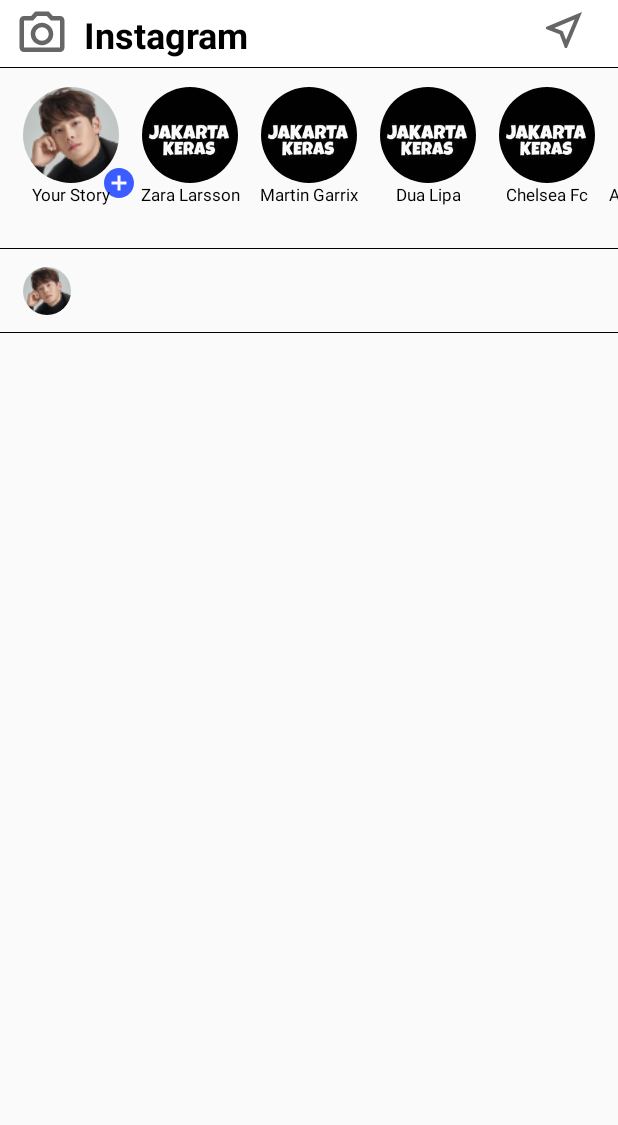
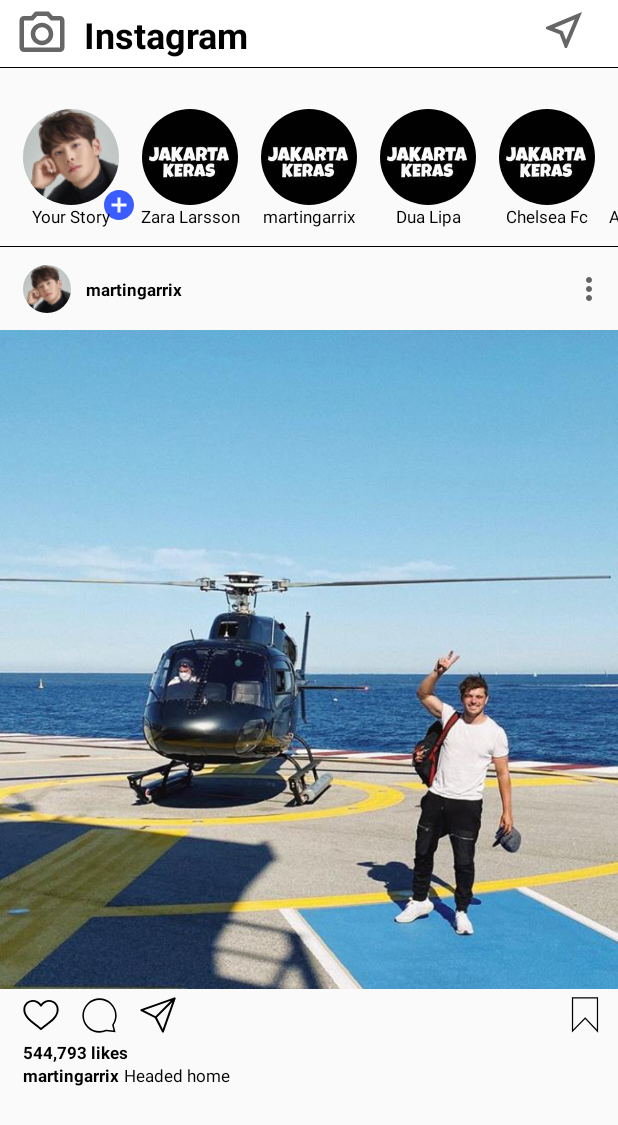
Before and after one commit to hanifyogatama/InstagramHomeLayout, an Android app: the screen it shows after launch (MainActivity), on a phone screen of 412 x 824 dp. Shown: the top 1125 px of the screen. Run offline under Robolectric (Android 15) with nearby library versions, the phone set to English and light mode, and no system bars; Roboto replaces fonts that are not available here.

Commit message:
add feed

```diff
--- /dev/null
+++ b/app/src/main/res/drawable/ic_baseline_more_vert_24.xml
@@ -0,0 +1,10 @@
+<vector xmlns:android="http://schemas.android.com/apk/res/android"
+    android:width="24dp"
+    android:height="24dp"
+    android:viewportWidth="24"
+    android:viewportHeight="24"
+    android:tint="?attr/colorControlNormal">
+  <path
+      android:fillColor="@android:color/white"
+      android:pathData="M12,8c1.1,0 2,-0.9 2,-2s-0.9,-2 -2,-2 -2,0.9 -2,2 0.9,2 2,2zM12,10c-1.1,0 -2,0.9 -2,2s0.9,2 2,2 2,-0.9 2,-2 -0.9,-2 -2,-2zM12,16c-1.1,0 -2,0.9 -2,2s0.9,2 2,2 2,-0.9 2,-2 -0.9,-2 -2,-2z"/>
+</vector>
--- /dev/null
+++ b/app/src/main/res/drawable/ic_ig_comment.xml
@@ -0,0 +1,4 @@
+<vector android:height="23dp" android:viewportHeight="1000"
+    android:viewportWidth="1000" android:width="23dp" xmlns:android="http://schemas.android.com/apk/res/android">
+    <path android:fillColor="#FF000000" android:pathData="M500.1,53.7c119.2,0 231.3,46.4 315.6,130.7c150.8,150.8 173.6,388.5 54.4,565c-6.9,10.3 -9.2,23 -6.2,35l36.3,146.5l-200,-24.7c-1.8,-0.2 -3.6,-0.3 -5.4,-0.3c-5.9,0 -11.9,1.2 -17.4,3.6c-56.4,24.4 -116.3,36.8 -178.1,36.8c-119.1,0 -231,-46.3 -315.1,-130.4c-174,-174.1 -174,-457.3 0,-631.4C268.8,100.2 380.8,53.7 500.1,53.7M500.1,10.1c-125.4,0 -250.9,47.8 -346.5,143.5c-191.4,191.4 -191.4,501.7 0,693.1c95.6,95.5 220.8,143.2 346,143.2c66.6,0 133.2,-13.5 195.4,-40.4l263,32.5l-51.6,-208.1c128.7,-190.6 108.9,-451.6 -59.7,-620.3C751,57.9 625.5,10.1 500.1,10.1L500.1,10.1z"/>
+</vector>
--- /dev/null
+++ b/app/src/main/res/drawable/ic_love.xml
@@ -0,0 +1,4 @@
+<vector android:height="24dp" android:viewportHeight="1000"
+    android:viewportWidth="1000" android:width="24dp" xmlns:android="http://schemas.android.com/apk/res/android">
+    <path android:fillColor="#FF000000" android:pathData="M726.9,81.5c-86.4,0 -166.7,40.3 -226.9,113.6C439.8,121.9 359.6,81.7 273.4,81.7C145.7,81.7 10,177.5 10,355.3c0,182.8 162.1,310.4 280.5,403.6c44.8,35.4 77.7,60.4 104.5,80.8c42.3,32.2 63.5,48.4 86.4,71.1c5,5 11.6,7.7 18.7,7.7c7,0 13.7,-2.7 18.7,-7.7c30.2,-30.1 57.7,-50.9 131.3,-106.7l59.2,-44.9C807.3,684.5 990,545.7 990,353.5C990,176.8 854.5,81.5 726.9,81.5zM273.4,134.6c79.1,0 153.7,43.6 204.6,119.7c9.4,14.1 34.6,14.1 44,0c51,-76.1 125.6,-119.8 205,-119.8c101.9,0 210.2,76.8 210.2,219c0,153.1 -134.2,268 -260,363.6L618,761.9c-61.5,46.6 -91.4,69.3 -118.1,93.6c-19.5,-17.4 -41.2,-33.9 -72.9,-58c-25.6,-19.5 -58.6,-44.6 -104,-80.5C213.2,630.7 62.9,512.4 62.9,355.3C62.9,211.9 171.4,134.6 273.4,134.6z"/>
+</vector>
--- /dev/null
+++ b/app/src/main/res/drawable/ic_mark.xml
@@ -0,0 +1,4 @@
+<vector android:height="24dp" android:viewportHeight="1000"
+    android:viewportWidth="1000" android:width="24dp" xmlns:android="http://schemas.android.com/apk/res/android">
+    <path android:fillColor="#FF000000" android:pathData="M136.4,10v979.1l368.9,-376.8L863.6,990V10H136.4zM505.7,563.5L170.2,906.2V43.8h659.5v861.5L505.7,563.5z"/>
+</vector>
--- /dev/null
+++ b/app/src/main/res/drawable/ic_send.xml
@@ -0,0 +1,6 @@
+<vector android:height="24dp" android:viewportHeight="1000"
+    android:viewportWidth="1000" android:width="24dp" xmlns:android="http://schemas.android.com/apk/res/android">
+    <path android:fillColor="#FF000000" android:pathData="M790.8,646.4l0,-0.2l0.3,-0.5l0.1,0.4L790.8,646.4z"/>
+    <path android:fillColor="#FF000000" android:pathData="M760.6,631.2l0,-0.2l0.3,-0.5l0.1,0.3L760.6,631.2z"/>
+    <path android:fillColor="#FF000000" android:pathData="M661.9,971.9L988.5,46.5c0.3,-0.8 0.4,-1.6 0.6,-2.4c0,0 0,-0.1 0,-0.1c0.4,-1.7 0.7,-3.4 0.8,-5.1c0,-0.1 0,-0.2 0,-0.3c0.1,-1.7 0,-3.3 -0.2,-4.9c0,-0.2 -0.1,-0.5 -0.1,-0.7c-0.2,-1.5 -0.6,-3 -1.1,-4.5c-0.1,-0.2 -0.1,-0.4 -0.1,-0.5c-0.1,-0.2 -0.2,-0.4 -0.3,-0.6c-0.5,-1.3 -1.1,-2.5 -1.7,-3.6c-0.3,-0.5 -0.6,-1.1 -1,-1.6c-0.6,-0.9 -1.2,-1.7 -1.9,-2.5c-0.5,-0.6 -1.1,-1.3 -1.7,-1.9c-0.6,-0.6 -1.2,-1.1 -1.9,-1.7c-0.8,-0.7 -1.7,-1.3 -2.5,-1.9c-0.5,-0.3 -1.1,-0.7 -1.6,-1c-1.2,-0.7 -2.4,-1.2 -3.6,-1.7c-0.2,-0.1 -0.4,-0.2 -0.6,-0.3c-0.2,-0.1 -0.4,-0.1 -0.5,-0.1c-1.5,-0.5 -3,-0.9 -4.5,-1.1c-0.2,0 -0.5,-0.1 -0.7,-0.1c-1.6,-0.2 -3.3,-0.3 -4.9,-0.2c-0.1,0 -0.2,0 -0.3,0c-1.7,0.1 -3.4,0.4 -5.1,0.8c-0.1,0 -0.1,0 -0.2,0c-0.8,0.2 -1.6,0.3 -2.3,0.6L28.4,339.5c-14.4,5.1 -21.9,20.9 -16.8,35.3c2.4,6.8 7.3,12 13.3,15.2l-0.1,0.1l375.8,188.6l22.8,22.7l188,374.2l0.1,0c3.1,5.9 8.3,10.8 15.2,13.2C641.1,993.8 656.9,986.3 661.9,971.9zM430.1,531.6L107.9,369.9l749,-265.9L430.1,531.6zM895.8,143.3l-264.3,749l-161.8,-322L895.8,143.3z"/>
+</vector>
--- a/app/src/main/res/layout/activity_main.xml
+++ b/app/src/main/res/layout/activity_main.xml
@@ -59,16 +59,29 @@
         android:layout_width="wrap_content"
         android:layout_height="wrap_content"
         android:orientation="horizontal"
-        app:layout_constraintGuide_percent="0.20109439" />
+        app:layout_constraintGuide_percent="0.20" />
+
+    <androidx.constraintlayout.widget.Guideline
+        android:id="@+id/gHor3"
+        android:layout_width="wrap_content"
+        android:layout_height="wrap_content"
+        android:orientation="horizontal"
+        app:layout_constraintGuide_percent="0.80" />
 
 
 <!--End Guideline-->
 
 
 <!--Scroll horizontal-->
+    <!-- End Scroll Horizontal -->
+
+<!--Line-->
     <HorizontalScrollView
         android:layout_width="match_parent"
-        android:layout_height="match_parent">
+        android:layout_height="match_parent"
+        android:layout_marginTop="16dp"
+        app:layout_constraintTop_toTopOf="parent"
+        tools:layout_editor_absoluteX="39dp">
 
         <!--Story IG-->
         <androidx.constraintlayout.widget.ConstraintLayout
@@ -94,8 +107,8 @@
                 android:layout_width="64dp"
                 android:layout_height="64dp"
                 android:layout_marginStart="15dp"
+                android:scaleType="centerCrop"
                 android:src="@drawable/oppa"
-                android:scaleType="centerCrop"
                 app:layout_constraintEnd_toStartOf="@id/ivStory2"
                 app:layout_constraintStart_toStartOf="parent"
                 app:layout_constraintTop_toTopOf="@id/gHor2" />
@@ -106,10 +119,8 @@
                 android:src="@drawable/ic_baseline_add_circle_24"
                 app:layout_constraintBottom_toBottomOf="@id/ivStory1"
                 app:layout_constraintEnd_toEndOf="@id/ivStory1"
-                app:layout_constraintTop_toBottomOf="@id/ivStory1"
                 app:layout_constraintStart_toEndOf="@id/ivStory1"
-
-                />
+                app:layout_constraintTop_toBottomOf="@id/ivStory1" />
 
             <TextView
                 android:layout_width="wrap_content"
@@ -117,19 +128,19 @@
                 android:text="Your Story"
                 android:textColor="#000"
                 android:textSize="11sp"
-                app:layout_constraintTop_toBottomOf="@id/ivStory1"
                 app:layout_constraintEnd_toEndOf="@id/ivStory1"
-                app:layout_constraintStart_toStartOf="@id/ivStory1" />
+                app:layout_constraintStart_toStartOf="@id/ivStory1"
+                app:layout_constraintTop_toBottomOf="@id/ivStory1" />
 
             <ImageView
                 android:id="@+id/ivStory2"
-                android:layout_marginStart="15dp"
                 android:layout_width="64dp"
                 android:layout_height="64dp"
+                android:layout_marginStart="15dp"
                 android:src="@drawable/jakarta"
                 app:layout_constraintBottom_toBottomOf="@id/ivStory1"
+                app:layout_constraintEnd_toStartOf="@id/ivStory3"
                 app:layout_constraintStart_toEndOf="@id/ivStory1"
-                app:layout_constraintEnd_toStartOf="@id/ivStory3"
                 app:layout_constraintTop_toTopOf="@id/ivStory1" />
 
             <TextView
@@ -138,16 +149,16 @@
                 android:text="Zara Larsson"
                 android:textColor="#000"
                 android:textSize="11sp"
-                app:layout_constraintTop_toBottomOf="@id/ivStory2"
                 app:layout_constraintEnd_toEndOf="@id/ivStory2"
-                app:layout_constraintStart_toStartOf="@id/ivStory2" />
+                app:layout_constraintStart_toStartOf="@id/ivStory2"
+                app:layout_constraintTop_toBottomOf="@id/ivStory2" />
 
             <ImageView
                 android:id="@+id/ivStory3"
                 android:layout_width="64dp"
                 android:layout_height="64dp"
                 android:layout_marginStart="15dp"
-                android:src="@drawable/jakarta"
+                android:src="@drawable/martin_garrix"
                 app:layout_constraintBottom_toBottomOf="@id/ivStory2"
                 app:layout_constraintEnd_toStartOf="@id/ivStory4"
                 app:layout_constraintStart_toEndOf="@id/ivStory2"
@@ -157,12 +168,12 @@
             <TextView
                 android:layout_width="wrap_content"
                 android:layout_height="wrap_content"
-                android:text="Martin Garrix"
+                android:text="martingarrix"
                 android:textColor="#000"
                 android:textSize="11sp"
-                app:layout_constraintTop_toBottomOf="@id/ivStory3"
                 app:layout_constraintEnd_toEndOf="@id/ivStory3"
-                app:layout_constraintStart_toStartOf="@id/ivStory3" />
+                app:layout_constraintStart_toStartOf="@id/ivStory3"
+                app:layout_constraintTop_toBottomOf="@id/ivStory3" />
 
             <ImageView
                 android:id="@+id/ivStory4"
@@ -181,21 +192,21 @@
                 android:text="Dua Lipa"
                 android:textColor="#000"
                 android:textSize="11sp"
-                app:layout_constraintTop_toBottomOf="@id/ivStory4"
                 app:layout_constraintEnd_toEndOf="@id/ivStory4"
-                app:layout_constraintStart_toStartOf="@id/ivStory4" />
+                app:layout_constraintStart_toStartOf="@id/ivStory4"
+                app:layout_constraintTop_toBottomOf="@id/ivStory4" />
 
 
             <ImageView
                 android:id="@+id/ivStory5"
-                android:layout_marginStart="15dp"
                 android:layout_width="64dp"
                 android:layout_height="64dp"
+                android:layout_marginStart="15dp"
                 android:src="@drawable/jakarta"
                 app:layout_constraintBottom_toBottomOf="@id/ivStory4"
+                app:layout_constraintEnd_toEndOf="@id/ivStory6"
                 app:layout_constraintStart_toEndOf="@id/ivStory4"
-                app:layout_constraintTop_toTopOf="@id/ivStory4"
-                app:layout_constraintEnd_toEndOf="@id/ivStory6"/>
+                app:layout_constraintTop_toTopOf="@id/ivStory4" />
 
 
             <TextView
@@ -204,9 +215,9 @@
                 android:text="Chelsea Fc"
                 android:textColor="#000"
                 android:textSize="11sp"
-                app:layout_constraintTop_toBottomOf="@id/ivStory5"
                 app:layout_constraintEnd_toEndOf="@id/ivStory5"
-                app:layout_constraintStart_toStartOf="@id/ivStory5" />
+                app:layout_constraintStart_toStartOf="@id/ivStory5"
+                app:layout_constraintTop_toBottomOf="@id/ivStory5" />
 
             <ImageView
                 android:id="@+id/ivStory6"
@@ -216,7 +227,7 @@
                 android:src="@drawable/jakarta"
                 app:layout_constraintBottom_toBottomOf="@id/ivStory5"
                 app:layout_constraintStart_toEndOf="@id/ivStory5"
-            app:layout_constraintTop_toTopOf="@id/ivStory5"/>
+                app:layout_constraintTop_toTopOf="@id/ivStory5" />
 
             <TextView
                 android:layout_width="wrap_content"
@@ -224,9 +235,9 @@
                 android:text="Agent of Shield"
                 android:textColor="#000"
                 android:textSize="11sp"
-                app:layout_constraintTop_toBottomOf="@id/ivStory6"
                 app:layout_constraintEnd_toEndOf="@id/ivStory6"
-                app:layout_constraintStart_toStartOf="@id/ivStory6" />
+                app:layout_constraintStart_toStartOf="@id/ivStory6"
+                app:layout_constraintTop_toBottomOf="@id/ivStory6" />
 
             <ImageView
                 android:id="@+id/ivStory7"
@@ -236,7 +247,7 @@
                 android:src="@drawable/jakarta"
                 app:layout_constraintBottom_toBottomOf="@id/ivStory6"
                 app:layout_constraintStart_toEndOf="@id/ivStory6"
-                app:layout_constraintTop_toTopOf="@id/ivStory6"/>
+                app:layout_constraintTop_toTopOf="@id/ivStory6" />
 
             <TextView
                 android:layout_width="wrap_content"
@@ -244,13 +255,13 @@
                 android:text="Zedd"
                 android:textColor="#000"
                 android:textSize="11sp"
-                app:layout_constraintTop_toBottomOf="@id/ivStory7"
                 app:layout_constraintEnd_toEndOf="@id/ivStory7"
-                app:layout_constraintStart_toStartOf="@id/ivStory7" />
+                app:layout_constraintStart_toStartOf="@id/ivStory7"
+                app:layout_constraintTop_toBottomOf="@id/ivStory7" />
 
         </androidx.constraintlayout.widget.ConstraintLayout>
     </HorizontalScrollView>
-    <!-- End Scroll Horizontal -->
+
     <View
         android:id="@+id/vGaris1"
         android:layout_width="match_parent"
@@ -279,21 +290,123 @@
         android:layout_marginTop="55dp"
         app:layout_constraintTop_toBottomOf="@id/vGaris2"
         app:layout_constraintStart_toStartOf="@id/vGaris2"
-        app:layout_constraintEnd_toEndOf="@id/vGaris2"
-        />
+        app:layout_constraintEnd_toEndOf="@id/vGaris2" />
+
+<!--    End line-->
 
     <ImageView
         android:id="@+id/ivFeed1"
         android:layout_width="32dp"
         android:layout_height="32dp"
         android:layout_marginStart="15dp"
-        android:src="@drawable/oppa"
+        android:src="@drawable/martin_garrix"
         android:scaleType="centerCrop"
         app:layout_constraintTop_toBottomOf="@id/vGaris2"
         app:layout_constraintStart_toStartOf="@id/vGaris2"
-        app:layout_constraintBottom_toTopOf="@id/vGaris3"
-        />
+        app:layout_constraintBottom_toTopOf="@id/vGaris3" />
 
+    <TextView
+        android:layout_width="wrap_content"
+        android:layout_height="wrap_content"
+        android:layout_marginStart="10dp"
+        android:text="martingarrix"
+        android:textStyle="bold"
+        android:textColor="#000"
+        android:textSize="11sp"
+        app:layout_constraintStart_toEndOf="@id/ivFeed1"
+        app:layout_constraintBottom_toBottomOf="@id/ivFeed1"
+        app:layout_constraintTop_toTopOf="@id/ivFeed1" />
+
+    <ImageView
+        android:layout_width="wrap_content"
+        android:layout_height="wrap_content"
+        android:layout_marginEnd="7dp"
+        android:src="@drawable/ic_baseline_more_vert_24"
+        app:layout_constraintTop_toBottomOf="@id/vGaris2"
+        app:layout_constraintEnd_toEndOf="parent"
+        app:layout_constraintBottom_toTopOf="@id/vGaris3"/>
+
+    <ImageView
+        android:layout_width="match_parent"
+        android:layout_height="0dp"
+        android:src="@drawable/feed_martin"
+        android:scaleType="centerCrop"
+        app:layout_constraintTop_toBottomOf="@id/vGaris3"
+        app:layout_constraintBottom_toTopOf="@id/gHor3"
+        app:layout_constraintTop_toTopOf="@id/vGaris3" />
+
+    <ImageView
+        android:id="@+id/ivLove1"
+        android:layout_width="wrap_content"
+        android:layout_height="wrap_content"
+        android:layout_marginTop="5dp"
+        android:src="@drawable/ic_love"
+        app:layout_constraintTop_toBottomOf="@id/gHor3"
+        app:layout_constraintStart_toStartOf="@id/ivFeed1" />
+
+    <ImageView
+        android:id="@+id/ivComment1"
+        android:layout_width="wrap_content"
+        android:layout_height="wrap_content"
+        android:layout_marginTop="5dp"
+        android:layout_marginStart="15dp"
+        android:src="@drawable/ic_ig_comment"
+        app:layout_constraintStart_toEndOf="@id/ivLove1"
+        app:layout_constraintBottom_toBottomOf="@id/ivLove1" />
+
+    <ImageView
+        android:id="@+id/ivSend1"
+        android:layout_width="wrap_content"
+        android:layout_height="wrap_content"
+        android:layout_marginTop="5dp"
+        android:layout_marginStart="15dp"
+        android:src="@drawable/ic_send"
+        app:layout_constraintStart_toEndOf="@id/ivComment1"
+        app:layout_constraintBottom_toBottomOf="@id/ivComment1" />
+
+    <ImageView
+        android:id="@+id/ivMark1"
+        android:layout_width="wrap_content"
+        android:layout_height="wrap_content"
+        android:layout_marginTop="5dp"
+        android:layout_marginStart="15dp"
+        android:src="@drawable/ic_mark"
+        android:layout_marginEnd="10dp"
+        app:layout_constraintEnd_toEndOf="parent"
+        app:layout_constraintTop_toBottomOf="@id/gHor3" />
+
+    <TextView
+        android:id="@+id/tvLike1"
+        android:layout_width="wrap_content"
+        android:layout_height="wrap_content"
+        android:layout_marginTop="5dp"
+        android:text="544,793 likes"
+        android:textStyle="bold"
+        android:textColor="#000"
+        android:textSize="11sp"
+        app:layout_constraintStart_toStartOf="@id/ivLove1"
+        app:layout_constraintTop_toBottomOf="@id/ivLove1" />
+
+    <TextView
+        android:id="@+id/tvName1"
+        android:layout_width="wrap_content"
+        android:layout_height="wrap_content"
+        android:text="martingarrix"
+        android:textStyle="bold"
+        android:textColor="#000"
+        android:textSize="11sp"
+        app:layout_constraintStart_toStartOf="@id/tvLike1"
+        app:layout_constraintTop_toBottomOf="@id/tvLike1" />
+
+    <TextView
+        android:id="@+id/tvInComment1"
+        android:layout_width="wrap_content"
+        android:layout_height="wrap_content"
+        android:text=" Headed home"
+        android:textColor="#000"
+        android:textSize="11sp"
+        app:layout_constraintStart_toEndOf="@id/tvName1"
+        app:layout_constraintBottom_toBottomOf="@id/tvName1" />
 
 
 
```
Also changed, not shown: app/src/main/res/drawable/feed_martin.jpeg (added), app/src/main/res/drawable/martin_garrix.jpg (added). Lines whose indentation alone changed are shown as unchanged.
